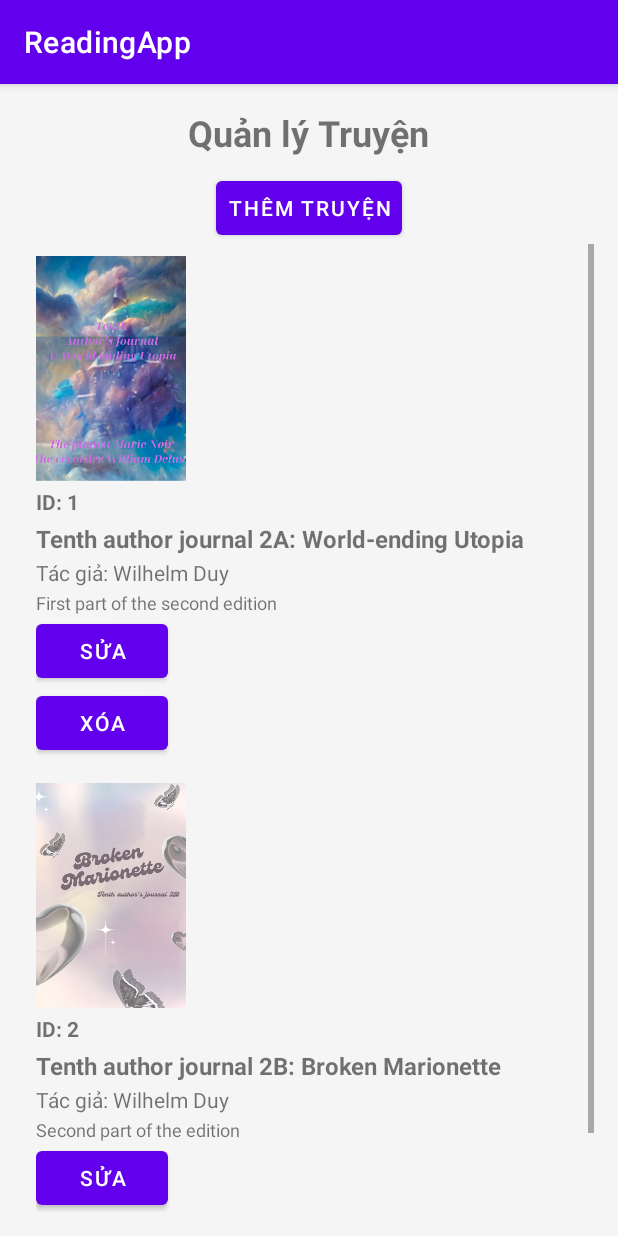
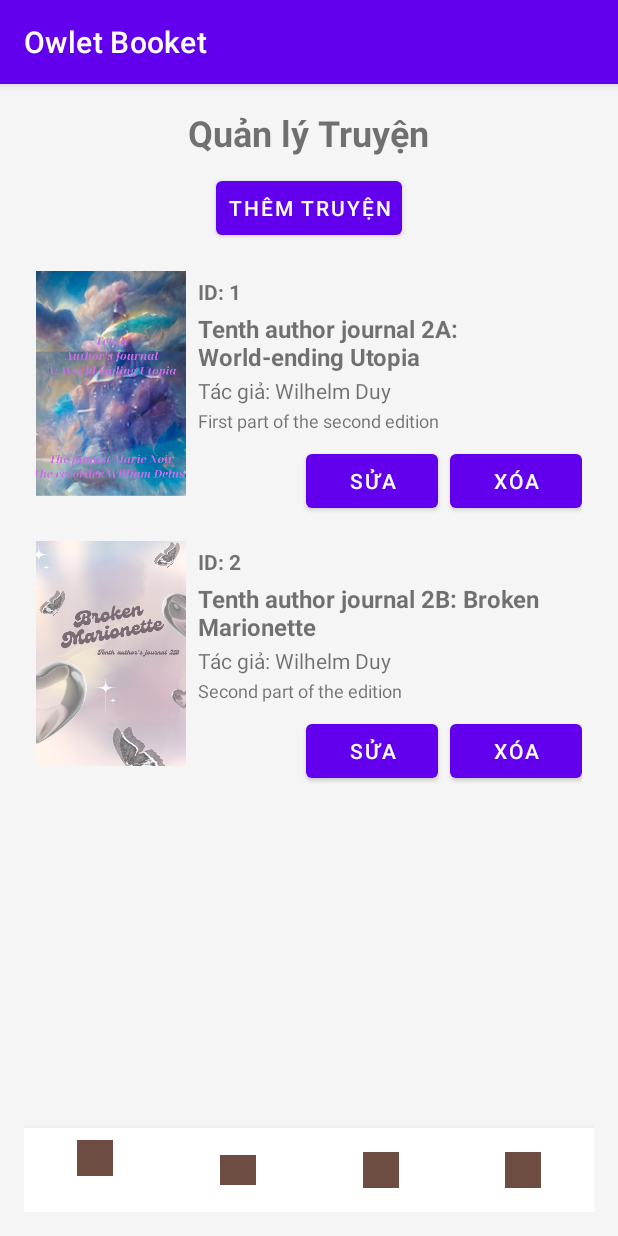
Before and after one commit to duywin/BasicAndroid_ReadingApp, an Android app: the adminStory screen opened directly, with no data from a screen before it, on a phone screen of 412 x 824 dp. Run offline under Robolectric (Android 15) with nearby library versions, the phone set to English and light mode, and no system bars.

Commit message:
minor interface change

```diff
--- a/app/src/main/AndroidManifest.xml
+++ b/app/src/main/AndroidManifest.xml
@@ -6,7 +6,7 @@
         android:allowBackup="true"
         android:dataExtractionRules="@xml/data_extraction_rules"
         android:fullBackupContent="@xml/backup_rules"
-        android:icon="@mipmap/ic_launcher"
+        android:icon="@drawable/logo"
         android:label="@string/app_name"
         android:supportsRtl="true"
         android:theme="@style/Theme.ReadingApp"
@@ -34,7 +34,6 @@
             android:exported="true">
             <intent-filter>
                 <action android:name="android.intent.action.MAIN" />
-
                 <category android:name="android.intent.category.LAUNCHER" />
             </intent-filter>
         </activity>
--- a/app/src/main/res/layout/activity_admin_chart.xml
+++ b/app/src/main/res/layout/activity_admin_chart.xml
@@ -19,7 +19,7 @@
         android:layout_width="match_parent"
         android:layout_height="wrap_content"
         app:menu="@menu/admin_bottom_menu"
-        app:itemIconTint="@color/bottom_nav_item_color"
+        app:itemIconTint="@color/bottom_nav_background"
         app:itemTextColor="@color/bottom_nav_item_color"  />
 
 </LinearLayout>
--- a/app/src/main/res/layout/activity_admin_story.xml
+++ b/app/src/main/res/layout/activity_admin_story.xml
@@ -4,7 +4,8 @@
     xmlns:app="http://schemas.android.com/apk/res-auto"
     android:orientation="vertical"
     android:padding="16dp"
-    android:background="#f5f5f5">
+    android:background="#f5f5f5"
+    android:gravity="center_horizontal">
 
     <TextView
         android:id="@+id/tvTitle"
@@ -13,7 +14,6 @@
         android:text="Quản lý Truyện"
         android:textSize="24sp"
         android:textStyle="bold"
-        android:layout_gravity="center_horizontal"
         android:paddingBottom="10dp"/>
 
     <Button
@@ -21,13 +21,14 @@
         android:layout_width="wrap_content"
         android:layout_height="wrap_content"
         android:text="Thêm Truyện"
-        android:layout_gravity="center_horizontal"
-        android:padding="8dp"/>
+        android:padding="8dp"
+        android:layout_marginBottom="10dp"/>
 
     <androidx.recyclerview.widget.RecyclerView
         android:id="@+id/story_recycler_view"
         android:layout_width="match_parent"
-        android:layout_height="match_parent"
+        android:layout_height="0dp"
+        android:layout_weight="1"
         android:scrollbars="vertical"/>
 
     <com.google.android.material.bottomnavigation.BottomNavigationView
@@ -35,6 +36,6 @@
         android:layout_width="match_parent"
         android:layout_height="wrap_content"
         app:menu="@menu/admin_bottom_menu"
-        app:itemIconTint="@color/bottom_nav_item_color"
-        app:itemTextColor="@color/bottom_nav_item_color" />
+        app:itemIconTint="@color/bottom_nav_background"
+        app:itemTextColor="@color/bottom_nav_item_color"/>
 </LinearLayout>
--- a/app/src/main/res/layout/activity_admin_story_item.xml
+++ b/app/src/main/res/layout/activity_admin_story_item.xml
@@ -1,14 +1,23 @@
 <LinearLayout xmlns:android="http://schemas.android.com/apk/res/android"
     android:layout_width="match_parent"
     android:layout_height="wrap_content"
-    android:orientation="vertical"
+    android:orientation="horizontal"
     android:padding="8dp">
 
+    <!-- Left Column: Story Image -->
     <ImageView
         android:id="@+id/story_image"
         android:layout_width="100dp"
         android:layout_height="150dp"
-        android:scaleType="centerCrop"/>
+        android:scaleType="centerCrop"
+        android:layout_marginEnd="8dp"/>
+
+    <!-- Right Column: Story Details -->
+    <LinearLayout
+        android:layout_width="0dp"
+        android:layout_height="wrap_content"
+        android:layout_weight="1"
+        android:orientation="vertical">
 
         <TextView
             android:id="@+id/story_id"
@@ -46,16 +55,28 @@
             android:ellipsize="end"
             android:paddingTop="2dp"/>
 
+        <!-- Bottom Row: Buttons (Edit & Delete side by side) -->
+        <LinearLayout
+            android:layout_width="match_parent"
+            android:layout_height="wrap_content"
+            android:orientation="horizontal"
+            android:gravity="end"
+            android:layout_marginTop="8dp">
+
             <Button
                 android:id="@+id/edit_story_button"
                 android:layout_width="wrap_content"
                 android:layout_height="wrap_content"
-        android:text="Sửa"/>
+                android:text="Sửa"
+                android:layout_marginEnd="8dp"/>
 
             <Button
                 android:id="@+id/delete_story_button"
                 android:layout_width="wrap_content"
                 android:layout_height="wrap_content"
                 android:text="Xóa"/>
+        </LinearLayout>
 
     </LinearLayout>
+
+</LinearLayout>
--- a/app/src/main/res/layout/log_in.xml
+++ b/app/src/main/res/layout/log_in.xml
@@ -65,7 +65,7 @@
             android:textColor="#FFFFFF"
             android:backgroundTint="#6D4C41"
             android:layout_below="@id/Edt_Password"
-            android:layout_alignParentEnd="true"
+            android:layout_alignParentStart="true"
             android:layout_marginTop="30dp"/>
 
         <!-- Register Button -->
@@ -78,10 +78,8 @@
             android:textColor="#FFFFFF"
             android:backgroundTint="#8D6E63"
             android:layout_below="@id/Edt_Password"
-            android:layout_alignParentStart="true"
+            android:layout_alignParentEnd="true"
             android:layout_marginTop="30dp"/>
-
-
 
         <!-- Forgot Password -->
         <TextView
--- a/app/src/main/res/values/strings.xml
+++ b/app/src/main/res/values/strings.xml
@@ -1,3 +1,3 @@
 <resources>
-    <string name="app_name">ReadingApp</string>
+    <string name="app_name">Owlet Booket</string>
 </resources>
```
Also changed, not shown: app/src/main/res/drawable/logo.png (added). Lines whose indentation alone changed are shown as unchanged.
